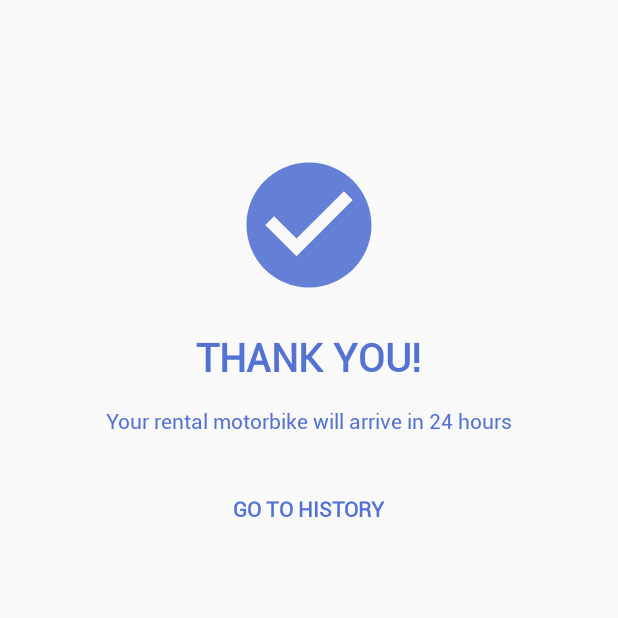
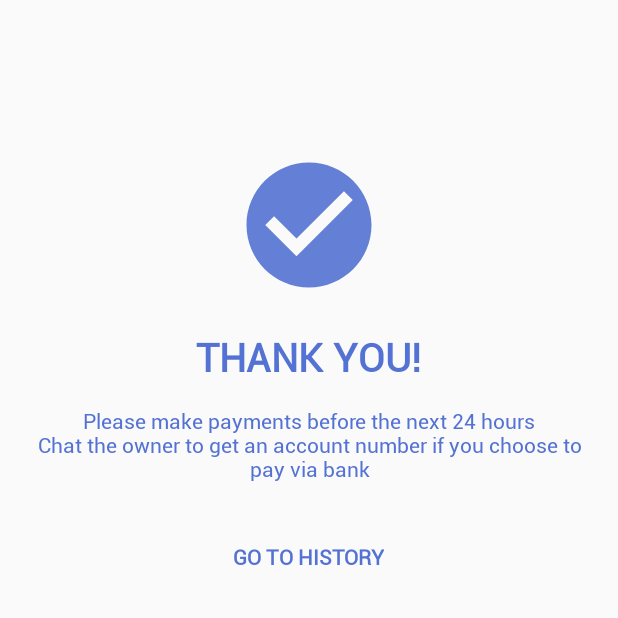
Before and after one commit to adiputra32/Progmob-lanjut-b, an Android app: the LandingSuccessActivity screen opened directly, with no data from a screen before it, on a phone screen of 412 x 824 dp, the top half of it. Run offline under Robolectric (Android 15) with nearby library versions, the phone set to English and light mode, and no system bars; our stand-ins replace Firebase (no records; nobody signed in at launch, a user with empty details on screens opened directly); 2 statements that could not run were skipped.

Commit message:
fcm mantap

```diff
--- a/app/src/main/java/com/example/adiputra/sewainbali/ChatRoomActivity.java
+++ b/app/src/main/java/com/example/adiputra/sewainbali/ChatRoomActivity.java
@@ -75,7 +75,6 @@ public class ChatRoomActivity extends AppCompatActivity {
             @Override
             public void onClick(View view) {
 
-                input_msg.getText().clear();
                 Map<String,Object> map = new HashMap<String, Object>();
                 temp_key = root.push().getKey();
                 root.updateChildren(map);
@@ -87,6 +86,8 @@ public class ChatRoomActivity extends AppCompatActivity {
                 map2.put("msg",input_msg.getText().toString());
 
                 message_root.updateChildren(map2);
+		input_msg.getText().clear();
+		recyclerView.scrollToPosition(adapter.getItemCount() - 1);
 
             }
         });
--- a/app/src/main/java/com/example/adiputra/sewainbali/DetailHistoryActivity.java
+++ b/app/src/main/java/com/example/adiputra/sewainbali/DetailHistoryActivity.java
@@ -339,7 +339,11 @@ public class DetailHistoryActivity extends AppCompatActivity {
                                             tvPaymentStatus.setTextColor(Color.parseColor("#8BC34A"));
                                             tvPaymentLimit.setText("");
                                             btnCancel.setVisibility(View.GONE);
-                                            lyPaymentProof.setVisibility(View.VISIBLE);
+                                            if (payment.equals("CASH")){
+                                                lyPaymentProof.setVisibility(View.GONE);
+                                            } else{
+                                                lyPaymentProof.setVisibility(View.VISIBLE);
+                                            }
                                             paymentStts = true;
                                             break;
                                         case "Batal":
--- a/app/src/main/java/com/example/adiputra/sewainbali/LandingSuccessActivity.java
+++ b/app/src/main/java/com/example/adiputra/sewainbali/LandingSuccessActivity.java
@@ -1,25 +1,42 @@
 package com.example.adiputra.sewainbali;
 
 import androidx.appcompat.app.AppCompatActivity;
+import okhttp3.ResponseBody;
+import retrofit2.Call;
+import retrofit2.Callback;
+import retrofit2.Response;
 
 import android.content.Intent;
 import android.os.Bundle;
+import android.util.Log;
 import android.view.View;
 import android.widget.Button;
+import android.widget.Toast;
 
+import com.example.adiputra.sewainbali.apiHelper.BaseApiService;
+import com.example.adiputra.sewainbali.apiHelper.RetrofitClient;
+import com.example.adiputra.sewainbali.apiHelper.UtilsApi;
 import com.google.firebase.database.DatabaseReference;
 import com.google.firebase.database.FirebaseDatabase;
 
+import org.json.JSONException;
+import org.json.JSONObject;
+
+import java.io.IOException;
 import java.util.HashMap;
 import java.util.Map;
 
 public class LandingSuccessActivity extends AppCompatActivity {
     private Button btnGoToHistory;
+    private BaseApiService mApiService;
+    private RetrofitClient apiClient;
 
     @Override
     protected void onCreate(Bundle savedInstanceState) {
         super.onCreate(savedInstanceState);
         setContentView(R.layout.activity_landing_success);
+
+        mApiService = UtilsApi.getAPIServiceNotif();
 
         btnGoToHistory = (Button) findViewById(R.id.btn_go_to_history);
         final String id_sewa = getIntent().getStringExtra("IDSEWA");
@@ -46,6 +63,7 @@ public class LandingSuccessActivity extends AppCompatActivity {
             }
         });
 
+        sendNotificationToPatner();
     }
 
     @Override
@@ -57,4 +75,35 @@ public class LandingSuccessActivity extends AppCompatActivity {
         startActivity(intent);
     }
 
+    private void sendNotificationToPatner() {
+        SendNotificationModel sendNotificationModel = new SendNotificationModel("Ada yang nyewa motor kamu nih", "Sewain");
+        RequestNotification requestNotification = new RequestNotification();
+        requestNotification.setSendNotificationModel(sendNotificationModel);
+        //token is id , whom you want to send notification ,
+//        String token = Preferences.getKeyFcm(this);
+        String token = "f5kSYJPyDPI:APA91bEJWljgJTg4t9_0vqyaJqFk71hUVuOZbOAS0jY1vW75lzFDyJ16c4gAn2B383HJcxR-VqcU-pX0yDI_qGgzwrQrLKSTUlIRonM4BGFniWruNENKw3uBGZUJUYTGDwwnwAtbXJti";
+        requestNotification.setToken(token);
+
+        mApiService =  apiClient.getClientNotif().create(BaseApiService.class);
+        retrofit2.Call<ResponseBody> responseBodyCall = mApiService.sendChatNotification(requestNotification);
+
+
+        responseBodyCall
+                .enqueue(new Callback<ResponseBody>() {
+                    @Override
+                    public void onResponse(Call<ResponseBody> call, Response<ResponseBody> response) {
+                        if (response.isSuccessful()){
+                            Log.d("HORE","BERHASIL");
+                        } else {
+                            Log.i("debug", "onResponse: GA BERHASIL");
+                        }
+                    }
+
+                    @Override
+                    public void onFailure(Call<ResponseBody> call, Throwable t) {
+                        Log.e("debug", "onFailure: ERROR > " + t.toString());
+                    }
+                });
+    }
+
 }
--- /dev/null
+++ b/app/src/main/java/com/example/adiputra/sewainbali/RequestNotification.java
@@ -0,0 +1,28 @@
+package com.example.adiputra.sewainbali;
+
+import com.google.gson.annotations.SerializedName;
+
+public class RequestNotification {
+
+    @SerializedName("token") //  "to" changed to token
+    private String token;
+
+    @SerializedName("notification")
+    private SendNotificationModel sendNotificationModel;
+
+    public SendNotificationModel getSendNotificationModel() {
+        return sendNotificationModel;
+    }
+
+    public void setSendNotificationModel(SendNotificationModel sendNotificationModel) {
+        this.sendNotificationModel = sendNotificationModel;
+    }
+
+    public String getToken() {
+        return token;
+    }
+
+    public void setToken(String token) {
+        this.token = token;
+    }
+}
--- /dev/null
+++ b/app/src/main/java/com/example/adiputra/sewainbali/SendNotificationModel.java
@@ -0,0 +1,26 @@
+package com.example.adiputra.sewainbali;
+
+public class SendNotificationModel {
+    private String body,title;
+
+    public SendNotificationModel(String body, String title) {
+        this.body = body;
+        this.title = title;
+    }
+
+    public String getBody() {
+        return body;
+    }
+
+    public void setBody(String body) {
+        this.body = body;
+    }
+
+    public String getTitle() {
+        return title;
+    }
+
+    public void setTitle(String title) {
+        this.title = title;
+    }
+}
--- a/app/src/main/java/com/example/adiputra/sewainbali/apiHelper/BaseApiService.java
+++ b/app/src/main/java/com/example/adiputra/sewainbali/apiHelper/BaseApiService.java
@@ -1,15 +1,20 @@
 package com.example.adiputra.sewainbali.apiHelper;
 
+import android.app.Notification;
 import android.graphics.Bitmap;
+
+import com.example.adiputra.sewainbali.RequestNotification;
 
 import okhttp3.MultipartBody;
 import okhttp3.RequestBody;
 import okhttp3.ResponseBody;
 import retrofit2.Call;
+import retrofit2.http.Body;
 import retrofit2.http.Field;
 import retrofit2.http.FormUrlEncoded;
 import retrofit2.http.GET;
 import retrofit2.http.Header;
+import retrofit2.http.Headers;
 import retrofit2.http.Multipart;
 import retrofit2.http.POST;
 import retrofit2.http.Part;
@@ -102,4 +107,10 @@ public interface BaseApiService {
 
     @GET("getChat.php")
     Call<ResponseBody> chatRequest(@Query("email") String email);
+
+    @Headers({"Authorization: key=f5kSYJPyDPI:APA91bEJWljgJTg4t9_0vqyaJqFk71hUVuOZbOAS0jY1vW75lzFDyJ16c4gAn2B383HJcxR-VqcU-pX0yDI_qGgzwrQrLKSTUlIRonM4BGFniWruNENKw3uBGZUJUYTGDwwnwAtbXJti",
+            "Content-Type:application/json"})
+    @POST("fcm/send")
+    Call<ResponseBody> sendChatNotification(@Body RequestNotification requestNotificaton);
+
 }
--- a/app/src/main/java/com/example/adiputra/sewainbali/apiHelper/RetrofitClient.java
+++ b/app/src/main/java/com/example/adiputra/sewainbali/apiHelper/RetrofitClient.java
@@ -13,13 +13,25 @@ public class RetrofitClient {
         interceptor.setLevel(HttpLoggingInterceptor.Level.BODY);
         OkHttpClient client = new OkHttpClient.Builder().addInterceptor(interceptor).build();
 
-        if (retrofit == null){
+//        if (retrofit == null){
             retrofit = new Retrofit.Builder()
                     .baseUrl(baseUrl)
                     .addConverterFactory(GsonConverterFactory.create())
                     .client(client)
                     .build();
-        }
+//        }
+        return retrofit;
+    }
+
+    public static Retrofit getClientNotif() {
+        Retrofit retrofit = null;
+        final String BASE_URL_NOTIF = "http://fcm.googleapis.com/";
+//        if (retrofit == null) {
+            retrofit = new Retrofit.Builder()
+                    .baseUrl(BASE_URL_NOTIF)
+                    .addConverterFactory(GsonConverterFactory.create())
+                    .build();
+//        }
         return retrofit;
     }
 }
--- a/app/src/main/java/com/example/adiputra/sewainbali/apiHelper/UtilsApi.java
+++ b/app/src/main/java/com/example/adiputra/sewainbali/apiHelper/UtilsApi.java
@@ -1,4 +1,7 @@
 package com.example.adiputra.sewainbali.apiHelper;
+
+import retrofit2.Retrofit;
+import retrofit2.converter.gson.GsonConverterFactory;
 
 public class UtilsApi {
     // 10.0.2.2 ini adalah localhost.
@@ -6,9 +9,14 @@ public class UtilsApi {
 //    public static final String BASE_URL_API = "http://192.168.43.6:80/sewain2/";
 //    public static final String BASE_URL_API = "http://sewainbali.000webhostapp.com/sewain/";
     public static final String BASE_URL_API = "http://kelompok23.000webhostapp.com/customer/";
+    public static final String BASE_URL_NOTIF = "http://fcm.googleapis.com/";
 
     // Mendeklarasikan Interface BaseApiService
     public static BaseApiService getAPIService(){
         return RetrofitClient.getClient(BASE_URL_API).create(BaseApiService.class);
     }
+
+    public static BaseApiService getAPIServiceNotif() {
+        return RetrofitClient.getClientNotif().create(BaseApiService.class);
+    }
 }
--- a/app/src/main/res/layout/activity_landing_success.xml
+++ b/app/src/main/res/layout/activity_landing_success.xml
@@ -32,9 +32,12 @@
         android:layout_below="@id/ty"
         android:layout_width="wrap_content"
         android:layout_height="wrap_content"
+        android:paddingLeft="15dp"
+        android:paddingRight="15dp"
         android:layout_marginTop="15dp"
-        android:text="Your rental motorbike will arrive in 24 hours"
+        android:text="Please make payments before the next 24 hours\nChat the owner to get an account number if you choose to pay via bank"
         android:textStyle="normal"
+        android:textAlignment="center"
         android:textColor="@color/colorAccent"
         android:textSize="14sp"
         android:fontFamily="@font/roboto_regular"
```
Also changed, not shown: app/src/main/java/com/example/adiputra/sewainbali/AccountFragment.java (+7 -4 lines).
